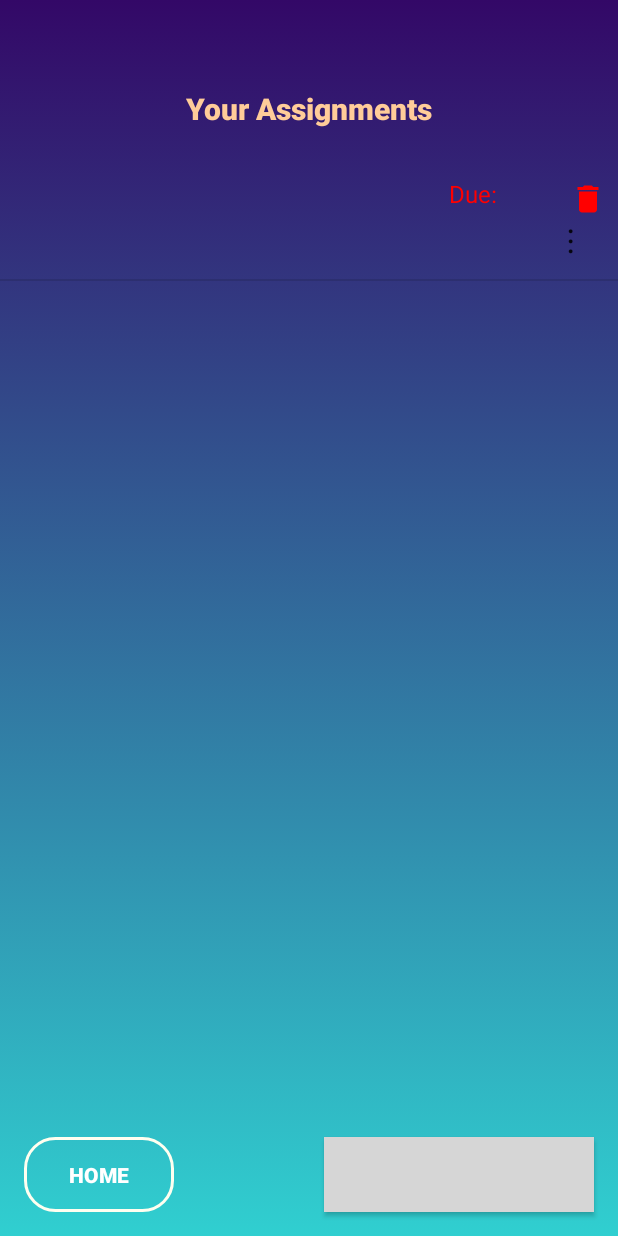
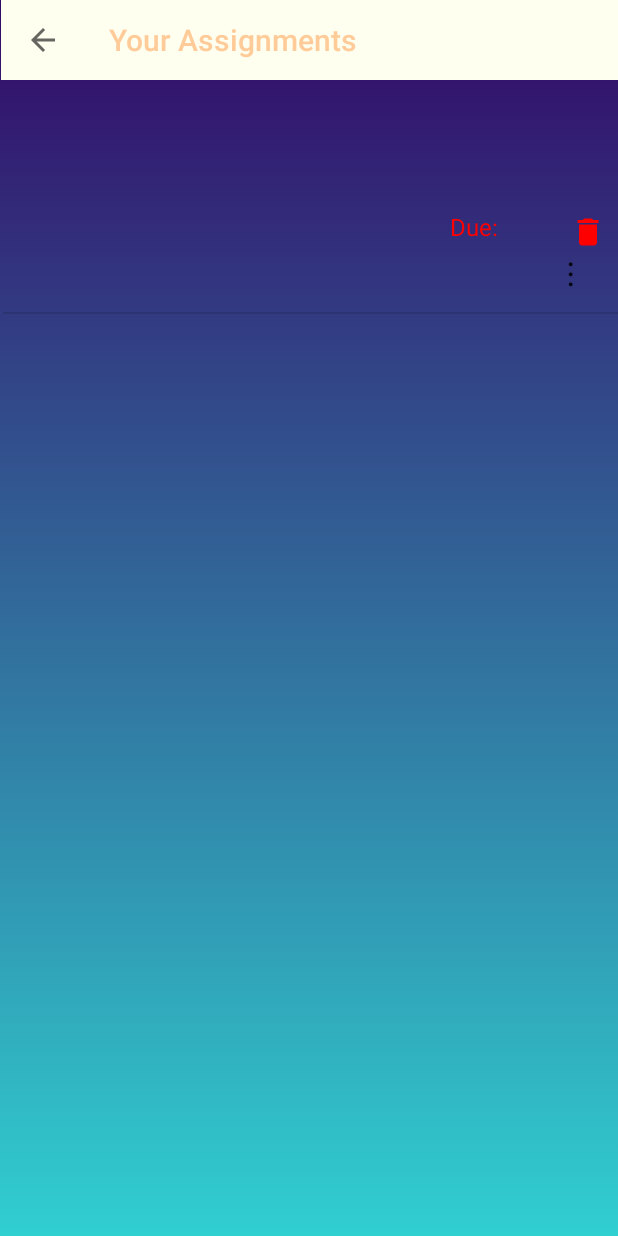
Before and after one commit to sifat120/MicroManager, an Android app: the Assignment_List screen opened directly, with no data from a screen before it, on a phone screen of 412 x 824 dp. Run offline under Robolectric (Android 15) with nearby library versions, the phone set to English and light mode, and no system bars; our stand-ins replace Room's generated code; grey boxes are pictures that could not be loaded.

Commit message:
Tidied up Assignment_List

```diff
--- a/app/build.gradle
+++ b/app/build.gradle
@@ -27,6 +27,7 @@ android {
 }
 
 dependencies {
+    implementation 'com.google.android.material:material:1.2.1'
     def room_version = "2.2.5"
     implementation "androidx.room:room-runtime:$room_version"
     annotationProcessor "androidx.room:room-compiler:$room_version"
--- a/app/src/main/AndroidManifest.xml
+++ b/app/src/main/AndroidManifest.xml
@@ -10,7 +10,12 @@
         android:supportsRtl="true"
         android:theme="@style/AppTheme">
         <activity android:name=".Schedule"></activity>
-        <activity android:name=".Assignment_List" />
+        <activity android:name=".Assignment_List"
+            android:parentActivityName=".MainActivity">
+        <meta-data
+            android:name="android.support.PARENT_ACTIVITY"
+            android:value="com.example.micromanager.MainActivity" />
+        </activity>
         <activity android:name=".Add_Screen"
             android:parentActivityName=".MainActivity">
             <meta-data
--- a/app/src/main/java/com/example/micromanager/Add_Screen.java
+++ b/app/src/main/java/com/example/micromanager/Add_Screen.java
@@ -4,26 +4,17 @@ import androidx.appcompat.app.ActionBar;
 import androidx.appcompat.app.AppCompatActivity;
 import androidx.appcompat.widget.Toolbar;
 import androidx.lifecycle.ViewModelProvider;
-import androidx.room.Room;
 
 import android.app.DatePickerDialog;
-import android.content.Context;
 import android.content.Intent;
-import android.content.SharedPreferences;
 import android.os.Bundle;
-import android.preference.PreferenceManager;
-import android.util.Log;
 import android.view.View;
 import android.widget.Button;
-import android.widget.DatePicker;
 import android.widget.EditText;
 import android.widget.Toast;
 
-import java.nio.channels.InterruptedByTimeoutException;
-import java.text.ParseException;
 import java.text.SimpleDateFormat;
 import java.util.Calendar;
-import java.util.Date;
 import java.util.Locale;
 
 public class Add_Screen extends AppCompatActivity {
@@ -41,7 +32,6 @@ public class Add_Screen extends AppCompatActivity {
         typeField = (EditText) findViewById(R.id.Type_Field);
         addButton = (Button) findViewById(R.id.add_button);
 
-
         Calendar myCalendar = Calendar.getInstance();
 
         DatePickerDialog.OnDateSetListener date = (view, year, monthOfYear, dayOfMonth) -> {
@@ -57,10 +47,7 @@ public class Add_Screen extends AppCompatActivity {
                     myCalendar.get(Calendar.DAY_OF_MONTH)).show();
         });
 
-
-
-
-        Toolbar registrationToolbar = findViewById(R.id.registrationToolbar);
+        Toolbar registrationToolbar = findViewById(R.id.backtohomeBar);
         setSupportActionBar(registrationToolbar);
         ActionBar ab = getSupportActionBar();
         assert ab != null;
@@ -79,7 +66,6 @@ public class Add_Screen extends AppCompatActivity {
         name = nameField.getText().toString();
         type = typeField.getText().toString();
         due_date = dueDateField.getText().toString();
-
         AssignmentViewModel aViewModel = new ViewModelProvider(this).get(AssignmentViewModel.class);
 
         //making the entry
@@ -88,7 +74,7 @@ public class Add_Screen extends AppCompatActivity {
         assignmentTable.dueDate = due_date;
         assignmentTable.type = type;
 
-        //setting priority to not high and iscompleted to false
+        //setting priority to not high and is completed to false
         assignmentTable.isCompleted = false;
         assignmentTable.isHighPriority = false;
 
--- a/app/src/main/java/com/example/micromanager/Assignment_List.java
+++ b/app/src/main/java/com/example/micromanager/Assignment_List.java
@@ -1,6 +1,8 @@
 package com.example.micromanager;
 
+import androidx.appcompat.app.ActionBar;
 import androidx.appcompat.app.AppCompatActivity;
+import androidx.appcompat.widget.Toolbar;
 import androidx.lifecycle.Observer;
 import androidx.lifecycle.ViewModelProvider;
 import androidx.recyclerview.widget.DividerItemDecoration;
@@ -67,7 +69,11 @@ public class Assignment_List extends AppCompatActivity {
             itemAdapter.setData(assignmentTables);
             itemAdapter.notifyDataSetChanged();
         });
-
+        Toolbar registrationToolbar = findViewById(R.id.backtohomeBar);
+        setSupportActionBar(registrationToolbar);
+        ActionBar ab = getSupportActionBar();
+        assert ab != null;
+        ab.setDisplayHomeAsUpEnabled(true);
 
 
     }
@@ -77,9 +83,5 @@ public class Assignment_List extends AppCompatActivity {
         startActivity(intent);
     }
 
-    public void backToMain(View view){
-        Intent intent = new Intent(this,MainActivity.class);
-        startActivity(intent);
-    }
 
 }
--- a/app/src/main/java/com/example/micromanager/Schedule.java
+++ b/app/src/main/java/com/example/micromanager/Schedule.java
@@ -26,6 +26,8 @@ public class Schedule extends AppCompatActivity {
     protected void onCreate(Bundle savedInstanceState) {
         super.onCreate(savedInstanceState);
         setContentView(R.layout.activity_schedule);
+        List<AssignmentTable> assignments = new ArrayList<AssignmentTable>();
+
     }
 
 
--- a/app/src/main/res/layout/activity_add__screen.xml
+++ b/app/src/main/res/layout/activity_add__screen.xml
@@ -82,7 +82,7 @@
         app:layout_constraintVertical_bias="0.759" />
 
     <androidx.appcompat.widget.Toolbar
-        android:id="@+id/registrationToolbar"
+        android:id="@+id/backtohomeBar"
         android:layout_width="409dp"
         android:layout_height="wrap_content"
         android:background="#fffff0"
--- a/app/src/main/res/layout/activity_assignment__list.xml
+++ b/app/src/main/res/layout/activity_assignment__list.xml
@@ -9,57 +9,27 @@
 
     <androidx.recyclerview.widget.RecyclerView
         android:id="@+id/recyclerView"
-        android:layout_width="match_parent"
-        android:layout_height="600dp"
+        android:layout_width="410dp"
+        android:layout_height="516dp"
         app:layout_constraintBottom_toBottomOf="parent"
         app:layout_constraintEnd_toEndOf="parent"
-        app:layout_constraintHorizontal_bias="0.0"
+        app:layout_constraintHorizontal_bias="1.0"
         app:layout_constraintStart_toStartOf="parent"
         app:layout_constraintTop_toTopOf="parent"
-        app:layout_constraintVertical_bias="0.503" />
+        app:layout_constraintVertical_bias="0.437" />
 
-    <TextView
-        android:id="@+id/assignmentScreenTitle"
-        android:layout_width="wrap_content"
-        android:layout_height="wrap_content"
-        android:fontFamily="sans-serif-black"
-        android:text="Your Assignments"
-        android:textColor="#ffcc99"
-        android:textSize="20sp"
-        app:layout_constraintBottom_toTopOf="@+id/recyclerView"
+    <androidx.appcompat.widget.Toolbar
+        android:id="@+id/backtohomeBar"
+        android:layout_width="411dp"
+        android:layout_height="53dp"
+        android:background="#fffff0"
+        android:minHeight="?attr/actionBarSize"
+        android:theme="@style/AppTheme"
         app:layout_constraintEnd_toEndOf="parent"
         app:layout_constraintStart_toStartOf="parent"
         app:layout_constraintTop_toTopOf="parent"
-        app:layout_constraintVertical_bias="0.684" />
-
-    <Button
-        android:id="@+id/add_btn"
-        android:layout_width="180dp"
-        android:layout_height="50dp"
-        android:layout_marginEnd="16dp"
-        android:layout_marginRight="16dp"
-        android:layout_marginBottom="16dp"
-        android:background="@drawable/custom_button"
-        android:fontFamily="sans-serif-black"
-        android:onClick="addAssignments"
-        android:text="@string/add_assignment"
-        android:textColor="#ffcc99"
-        app:layout_constraintBottom_toBottomOf="parent"
-        app:layout_constraintEnd_toEndOf="parent" />
-
-    <Button
-        android:id="@+id/back"
-        android:layout_width="100dp"
-        android:layout_height="50dp"
-        android:layout_marginStart="16dp"
-        android:layout_marginLeft="16dp"
-        android:layout_marginBottom="16dp"
-        android:background="@drawable/custom_button_2"
-        android:fontFamily="sans-serif-black"
-        android:onClick="backToMain"
-        android:text="@string/back_to_home"
-        android:textColor="#FFFFFF"
-        app:layout_constraintBottom_toBottomOf="parent"
-        app:layout_constraintStart_toStartOf="parent" />
+        app:subtitleTextColor="@color/white"
+        app:title="Your Assignments"
+        app:titleTextColor="#ffcc99" />
 
 </androidx.constraintlayout.widget.ConstraintLayout>
```
